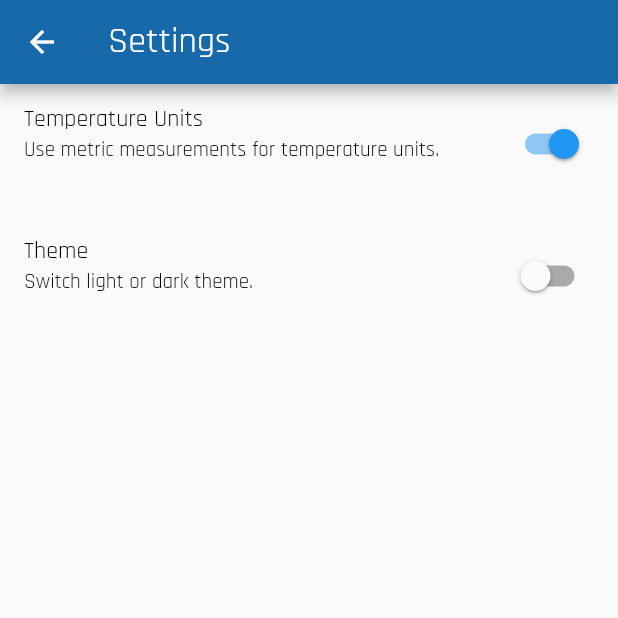
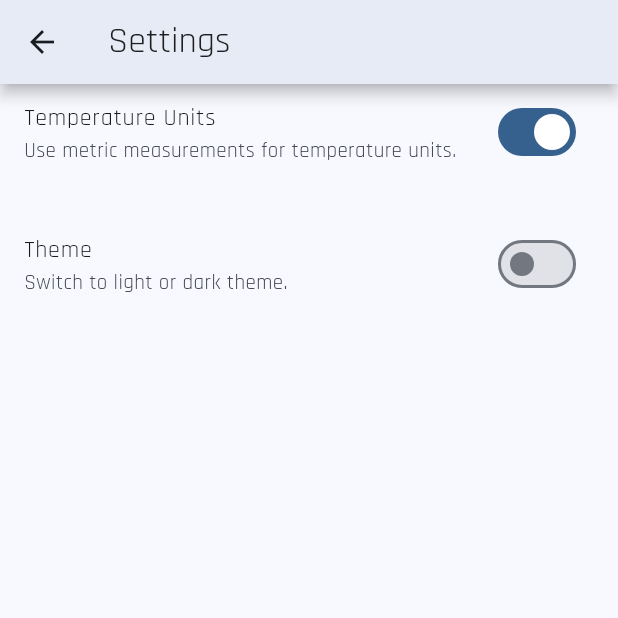
Before and after one commit to omartins365/flutter_weather, a Flutter app: the screen it shows after launch, after a tap on the "settings" icon, on a phone screen of 412 x 824 dp, the top half of it. Run offline on Flutter 3.47's test engine with Material 2 defaults, Android fonts, the phone set to English and light mode, and no system bars; our stand-ins replace bloc, equatable, flutter_bloc, google_fonts, hydrated_bloc.

```diff
--- a/lib/app.dart
+++ b/lib/app.dart
@@ -1,4 +1,5 @@
 import 'package:flutter/material.dart';
+import 'package:flutter/services.dart';
 import 'package:flutter_bloc/flutter_bloc.dart';
 import 'package:flutter_weather/theme/theme.dart';
 import 'package:flutter_weather/weather/weather.dart';
@@ -28,42 +29,31 @@ class WeatherAppView extends StatelessWidget {
 
   @override
   Widget build(BuildContext context) {
-    final textTheme = Theme.of(context).textTheme;
     return BlocBuilder<ThemeCubit, ThemeState>(
       builder: (context, state) {
         return MaterialApp(
-          theme: ThemeData(
-            primaryColor: state.color,
-            textTheme: GoogleFonts.rajdhaniTextTheme().apply(
-              bodyColor: Colors.black,
-              displayColor: Colors.black,
-            ),
-            appBarTheme: AppBarTheme(
-              titleTextStyle: GoogleFonts.rajdhaniTextTheme(textTheme)
-                  .apply(bodyColor: Colors.white)
-                  .headline5,
-              foregroundColor: Colors.white,
-              backgroundColor: state.color.darken(30),
-            ),
-          ),
-          darkTheme: ThemeData(
-            primaryColor: state.color,
-            textTheme: GoogleFonts.rajdhaniTextTheme().apply(
-              bodyColor: Colors.white,
-              displayColor: Colors.white,
-            ),
-            brightness: Brightness.dark,
-            appBarTheme: AppBarTheme(
-              titleTextStyle: GoogleFonts.rajdhaniTextTheme(textTheme)
-                  .apply(bodyColor: Colors.white)
-                  .headline5,
-              foregroundColor: Colors.white,
-              backgroundColor: state.color.darken(30),
-            ),
+          theme: context.read<ThemeCubit>().themeData(context),
+          debugShowCheckedModeBanner: false,
+          // darkTheme: ThemeData(
+          //   primaryColor: state.color,
+          //   textTheme: GoogleFonts.rajdhaniTextTheme().apply(
+          //     bodyColor: Colors.white,
+          //     displayColor: Colors.white,
+          //   ),
+          //   appBarTheme: AppBarTheme(
+          //     titleTextStyle: GoogleFonts.rajdhaniTextTheme(textTheme)
+          //         .apply(bodyColor: Colors.white)
+          //         .headline5,
+          //     foregroundColor: Colors.white,
+          //     backgroundColor: state.color.darken(30),
+          //     systemOverlayStyle: SystemUiOverlayStyle(
+          //       statusBarBrightness: Brightness.dark,
+          //     ),
+          //   ),
 
-            /* dark theme settings */
-          ),
-          themeMode: state.themeMode(),
+          //   /* dark theme settings */
+          // ),
+          // themeMode: state.themeMode(),
           home: const WeatherPage(),
         );
       },
--- a/lib/settings/view/settings_page.dart
+++ b/lib/settings/view/settings_page.dart
@@ -20,7 +20,11 @@ class SettingsPage extends StatelessWidget {
   @override
   Widget build(BuildContext context) {
     return Scaffold(
-      appBar: AppBar(title: const Text('Settings')),
+      appBar: AppBar(
+        title: const Text('Settings'),
+        elevation: 4,
+        shadowColor: Theme.of(context).shadowColor,
+      ),
       body: ListView(
         children: <Widget>[
           BlocBuilder<WeatherCubit, WeatherState>(
@@ -48,7 +52,7 @@ class SettingsPage extends StatelessWidget {
                 title: const Text('Theme'),
                 isThreeLine: true,
                 subtitle: const Text(
-                  'Switch light or dark theme.',
+                  'Switch to light or dark theme.',
                 ),
                 trailing: Switch(
                   value: state.isDarkMode,
--- a/lib/theme/cubit/theme_cubit.dart
+++ b/lib/theme/cubit/theme_cubit.dart
@@ -1,12 +1,15 @@
 import 'package:flutter/material.dart';
+import 'package:flutter/services.dart';
+import 'package:flutter_weather/theme/theme.dart';
 import 'package:flutter_weather/weather/weather.dart';
+import 'package:google_fonts/google_fonts.dart';
 import 'package:hydrated_bloc/hydrated_bloc.dart';
 import 'package:equatable/equatable.dart';
 
 part 'theme_state.dart';
 
 class ThemeCubit extends HydratedCubit<ThemeState> {
-  static const defaultColor = Color(0xFF2196F3);
+  static const defaultColor = Colors.blue;
 
   ThemeCubit() : super(const ThemeInitial());
 
@@ -32,6 +35,51 @@ class ThemeCubit extends HydratedCubit<ThemeState> {
   Map<String, dynamic> toJson(ThemeState state) {
     return <String, String>{'color': '${state.color}'};
   }
+
+  ThemeData themeData(BuildContext context) {
+    final textTheme = Theme.of(context).textTheme;
+    final isDarkMode = state.isDarkMode;
+    final brightness = isDarkMode ? Brightness.dark : Brightness.light;
+    final color = state.color;
+
+    // const Map<int, Color> colorSwatch = {
+    //   50: Color.fromRGBO(136, 14, 79, .1),
+    //   100: Color.fromRGBO(136, 14, 79, .2),
+    //   200: Color.fromRGBO(136, 14, 79, .3),
+    //   300: Color.fromRGBO(136, 14, 79, .4),
+    //   400: Color.fromRGBO(136, 14, 79, .5),
+    //   500: Color.fromRGBO(136, 14, 79, .6),
+    //   600: Color.fromRGBO(136, 14, 79, .7),
+    //   700: Color.fromRGBO(136, 14, 79, .8),
+    //   800: Color.fromRGBO(136, 14, 79, .9),
+    //   900: Color.fromRGBO(136, 14, 79, 1),
+    // };
+
+    // final defaultLightColorScheme = ColorScheme.fromSwatch(
+    //     primarySwatch: MaterialColor(color.value, colorSwatch));
+
+    // final defaultDarkColorScheme = ColorScheme.fromSwatch(
+    //     primarySwatch: MaterialColor(color.value, colorSwatch),
+    //     brightness: Brightness.dark);
+
+    final themeData = ThemeData(
+      useMaterial3: true,
+      colorSchemeSeed: color,
+      brightness: brightness,
+      // colorScheme:
+      // isDarkMode ? defaultDarkColorScheme : defaultLightColorScheme,
+      // primaryColor: state.color,
+      textTheme: GoogleFonts.rajdhaniTextTheme(),
+      appBarTheme: AppBarTheme(
+        titleTextStyle: GoogleFonts.rajdhaniTextTheme(textTheme)
+            .apply(bodyColor: isDarkMode ? Colors.white : null)
+            .headline5,
+        // foregroundColor: Colors.white,
+        // backgroundColor: isDarkMode ? color.darken(80) : null,
+      ),
+    );
+    return themeData;
+  }
 }
 
 extension on Weather {
--- a/lib/theme/cubit/theme_state.dart
+++ b/lib/theme/cubit/theme_state.dart
@@ -9,9 +9,6 @@ class ThemeState extends Equatable {
   @override
   List<Object> get props => [isDarkMode, color];
 
-  ThemeMode themeMode() {
-    return isDarkMode ? ThemeMode.dark : ThemeMode.light;
-  }
 }
 
 class ThemeInitial extends ThemeState {
--- a/lib/weather/view/weather_page.dart
+++ b/lib/weather/view/weather_page.dart
@@ -31,6 +31,8 @@ class _WeatherViewState extends State<WeatherView> {
     return Scaffold(
       appBar: AppBar(
         title: const Text('Flutter Weather'),
+        elevation: 4,
+        shadowColor: Theme.of(context).shadowColor,
         actions: [
           IconButton(
             icon: const Icon(Icons.settings),
@@ -77,8 +79,6 @@ class _WeatherViewState extends State<WeatherView> {
           if (!mounted) return;
           await context.read<WeatherCubit>().fetchWeather(city);
         },
-        backgroundColor: Theme.of(context).appBarTheme.backgroundColor,
-        foregroundColor: Theme.of(context).appBarTheme.foregroundColor,
         child: const Icon(Icons.search, semanticLabel: 'Search'),
       ),
     );
```
Also changed, not shown: lib/weather/widgets/weather_populated.dart (+36 -8 lines), 5 other files.
